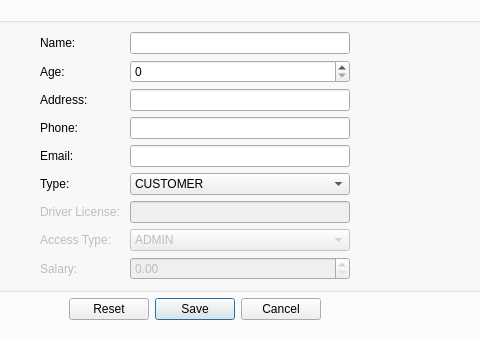
This is src/ui/qt/forms/car_rental.ui in lucassaporetti/car-rental as Qt 5 draws it before an edit; both pictures show x 234 to 714 and y 90 to 430 of the 858 by 513 pixel window. The edited form follows.
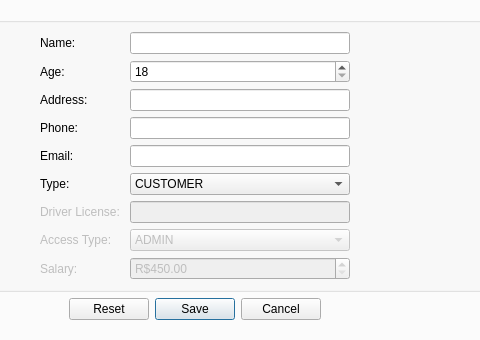
This is the edited form. The open tabs and pages were chosen to show the change. Icons and pictures are not drawn.

The edit to the form file:
```diff
--- a/src/ui/qt/forms/car_rental.ui
+++ b/src/ui/qt/forms/car_rental.ui
@@ -905,7 +905,14 @@
                      </widget>
                     </item>
                     <item row="1" column="2">
-                     <widget class="QSpinBox" name="spinBoxAge"/>
+                     <widget class="QSpinBox" name="spinBoxAge">
+                      <property name="minimum">
+                       <number>18</number>
+                      </property>
+                      <property name="maximum">
+                       <number>80</number>
+                      </property>
+                     </widget>
                     </item>
                     <item row="3" column="1">
                      <widget class="QLabel" name="label_11">
@@ -948,6 +955,18 @@
                       <property name="enabled">
                        <bool>false</bool>
                       </property>
+                      <property name="prefix">
+                       <string>R$</string>
+                      </property>
+                      <property name="minimum">
+                       <double>450.000000000000000</double>
+                      </property>
+                      <property name="maximum">
+                       <double>2000.000000000000000</double>
+                      </property>
+                      <property name="singleStep">
+                       <double>100.000000000000000</double>
+                      </property>
                      </widget>
                     </item>
                    </layout>
```
Left out of the diff: 75 changed lines with no effect on the pictures.
